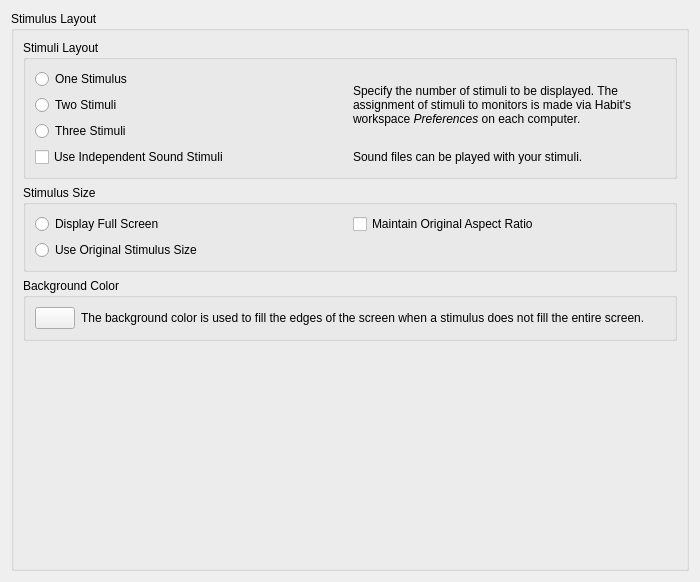
The window that libs/habutil/habit/HStimulusDisplayInfoForm.ui (djsperka/habit2-src) describes before a commit, drawn with Qt 5.
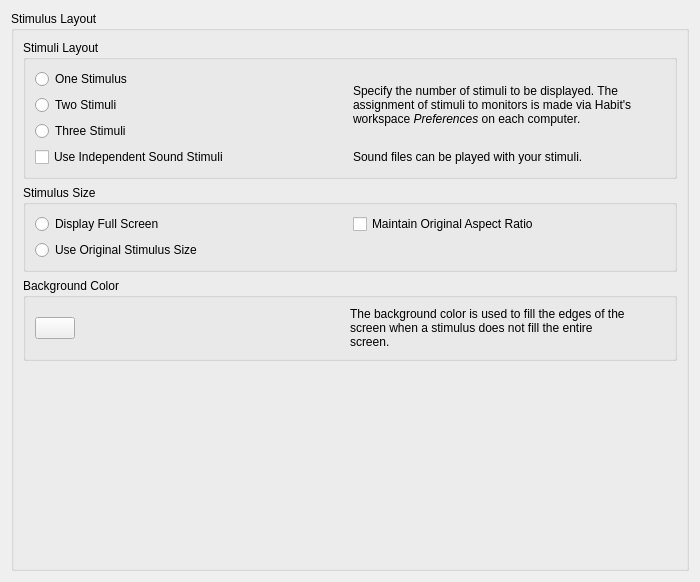
The same window after the commit.

Commit message: Implement dialog layout using style sheets. Use style sheet for setting font size and family (see main.cpp for different style sheets on win/mac).

Diff of the .ui file:
```diff
--- a/libs/habutil/habit/HStimulusDisplayInfoForm.ui
+++ b/libs/habutil/habit/HStimulusDisplayInfoForm.ui
@@ -124,6 +124,8 @@
         <property name="title">
          <string>Background Color</string>
         </property>
+        <layout class="QHBoxLayout" name="horizontalLayout_5">
+         <item>
         <layout class="QHBoxLayout" name="horizontalLayout">
          <item>
           <widget class="QPushButton" name="pbBackgroundColor">
@@ -139,7 +141,24 @@
           </widget>
          </item>
          <item>
-          <widget class="QLabel" name="label_3">
+            <spacer name="horizontalSpacer">
+             <property name="orientation">
+              <enum>Qt::Horizontal</enum>
+             </property>
+             <property name="sizeHint" stdset="0">
+              <size>
+               <width>40</width>
+               <height>20</height>
+              </size>
+             </property>
+            </spacer>
+           </item>
+          </layout>
+         </item>
+         <item>
+          <layout class="QHBoxLayout" name="horizontalLayout_4">
+           <item>
+            <widget class="QLabel" name="sidebar_3">
            <property name="text">
             <string>The background color is used to fill the edges of the screen when a stimulus does not fill the entire screen.</string>
            </property>
@@ -147,6 +166,21 @@
             <bool>true</bool>
            </property>
           </widget>
+           </item>
+           <item>
+            <spacer name="horizontalSpacer_2">
+             <property name="orientation">
+              <enum>Qt::Horizontal</enum>
+             </property>
+             <property name="sizeHint" stdset="0">
+              <size>
+               <width>40</width>
+               <height>20</height>
+              </size>
+             </property>
+            </spacer>
+           </item>
+          </layout>
          </item>
         </layout>
        </widget>
```
Left out of the diff: 4 changed lines with no effect on the pictures. Lines whose indentation alone changed are shown as unchanged. The commit also changes 5 other files.
